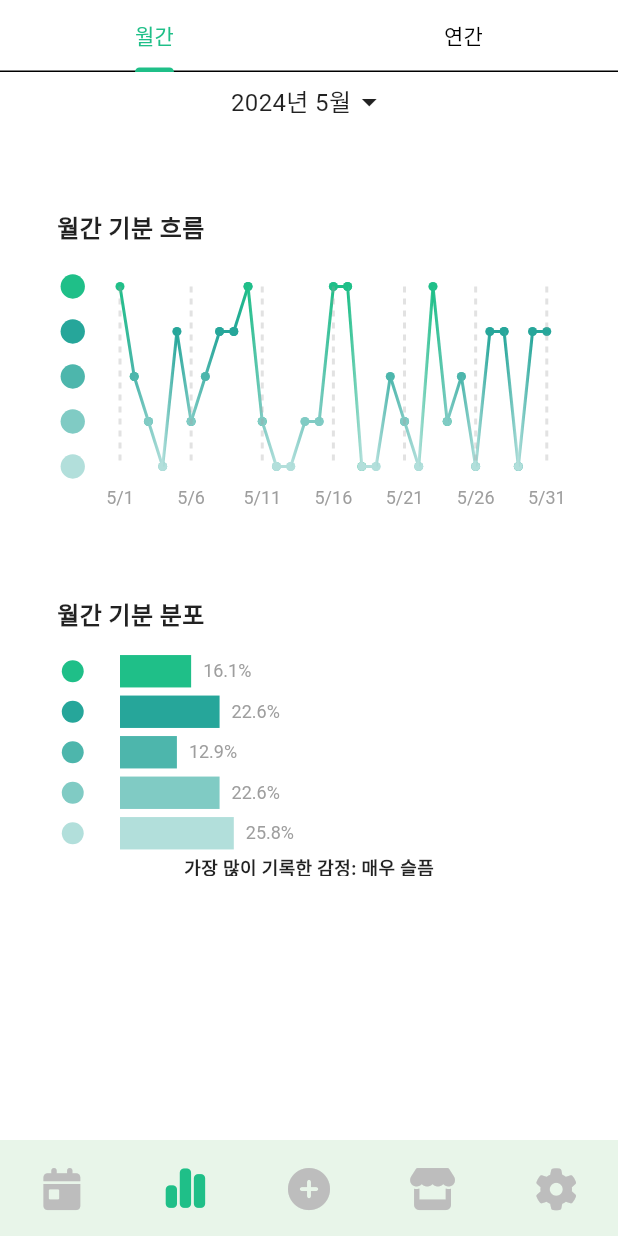
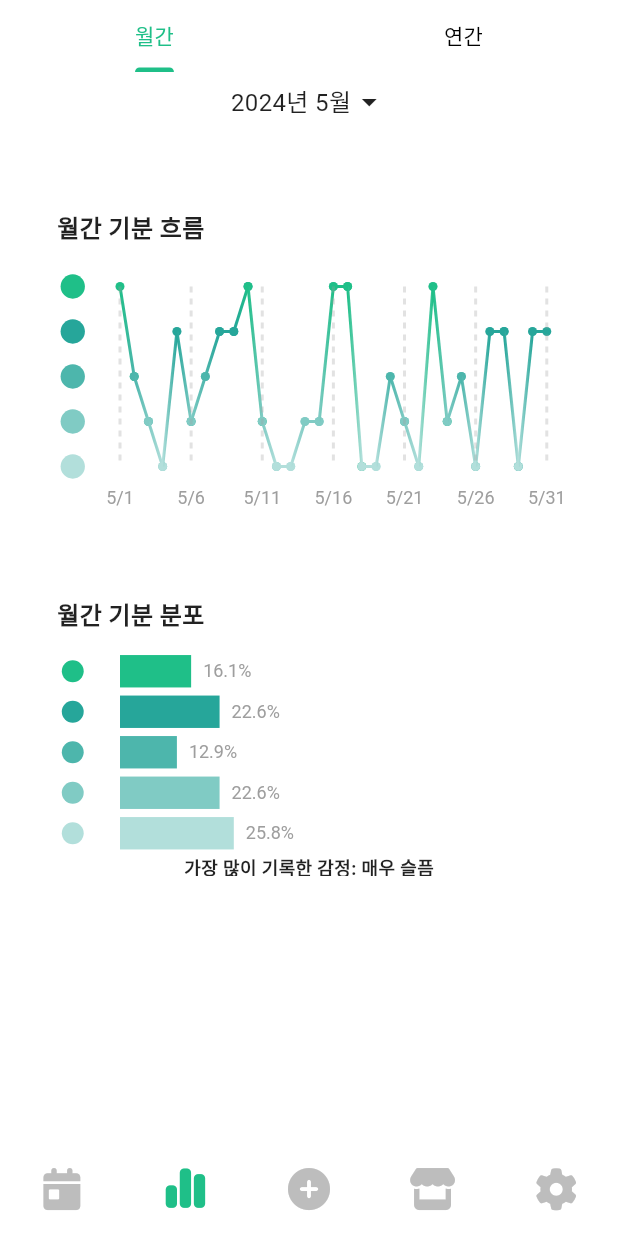
Before and after one commit to jrsky723/moodiary, a Flutter app: the screen it shows after launch, item 2 of the bottom bar chosen, on a phone screen of 412 x 824 dp. Run offline on Flutter 3.47's test engine with Material 3 defaults, Android fonts, the phone set to English and light mode, and no system bars; our stand-ins replace flutter_riverpod, font_awesome_flutter, shared_preferences.

Commit message:
DarkMode (DashBoard)
type: feat

DashBoard 화면에 다크모드 색상 적용

```diff
--- a/lib/features/dashboard/widgets/mood_chart_card.dart
+++ b/lib/features/dashboard/widgets/mood_chart_card.dart
@@ -1,6 +1,7 @@
 import 'package:flutter/material.dart';
 import 'package:moodiary/constants/gaps.dart';
 import 'package:moodiary/constants/sizes.dart';
+import 'package:moodiary/utils.dart';
 
 class MoodChartCard extends StatelessWidget {
   final String title;
@@ -21,7 +22,7 @@ class MoodChartCard extends StatelessWidget {
         vertical: Sizes.size20,
       ),
       decoration: BoxDecoration(
-        color: Colors.white,
+        color: isDarkMode(context) ? Colors.black : Colors.white,
         borderRadius: BorderRadius.circular(Sizes.size16),
       ),
       child: Column(
--- a/lib/main.dart
+++ b/lib/main.dart
@@ -62,6 +62,11 @@ class Moodiary extends ConsumerWidget {
             fontWeight: FontWeight.bold,
           ),
         ),
+        tabBarTheme: const TabBarTheme(
+          labelColor: customPrimarySwatch,
+          unselectedLabelColor: Colors.black,
+          dividerColor: Colors.white,
+        ),
       ),
       darkTheme: ThemeData.dark().copyWith(
         textTheme: Typography.whiteMountainView,
@@ -85,6 +90,11 @@ class Moodiary extends ConsumerWidget {
         listTileTheme: const ListTileThemeData(
           textColor: Colors.white,
         ),
+        tabBarTheme: const TabBarTheme(
+          labelColor: customPrimarySwatch,
+          unselectedLabelColor: Colors.white,
+          dividerColor: Colors.black,
+        ),
       ),
       builder: (context, child) {
         return Theme(
--- a/lib/theme/navigation_theme.dart
+++ b/lib/theme/navigation_theme.dart
@@ -8,7 +8,7 @@ NavigationBarThemeData navigationBarThemeData(BuildContext context) {
   return NavigationBarThemeData(
     height: Sizes.size64,
     elevation: 0,
-    backgroundColor: isDark ? Colors.grey.shade900 : Colors.green.shade50,
+    backgroundColor: isDark ? Colors.grey.shade900 : Colors.white,
     indicatorColor: Colors.transparent,
     overlayColor: MaterialStateProperty.resolveWith(
       (states) => Colors.transparent,
```
Also changed, not shown: lib/features/dashboard/widgets/show_date_selection_sheet.dart (+10 -9 lines).
